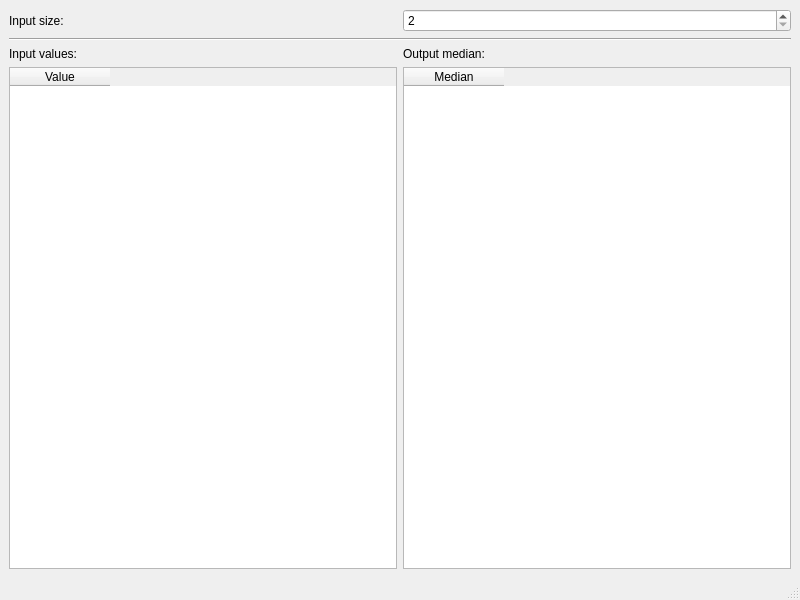
Above: 353504/Литвинова Т. А./LabWork_4/Task_3/mainwindow.ui from voovoopeep/Fundamentals-of-algorithmization-and-programming before the change. Below: the same form after it.
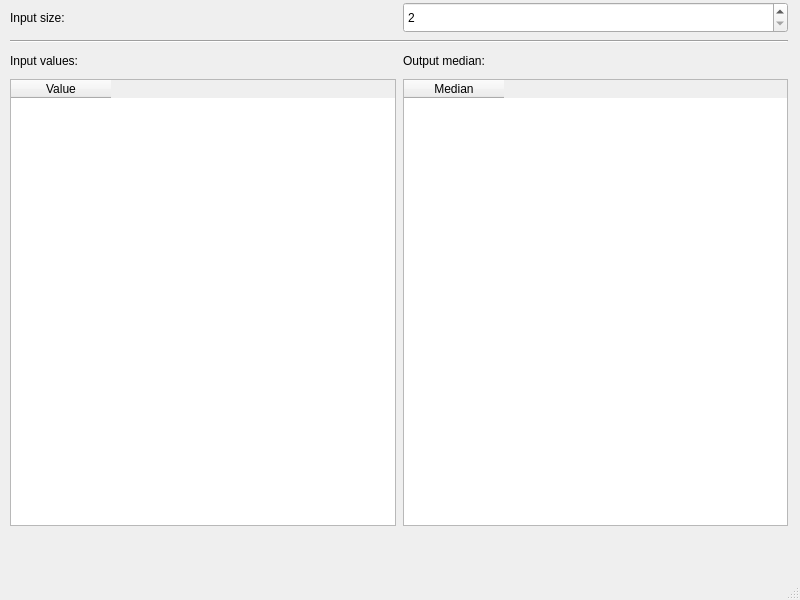
That is the form after the change.

```diff
--- a/353504/Литвинова Т. А./LabWork_4/Task_3/mainwindow.ui
+++ b/353504/Литвинова Т. А./LabWork_4/Task_3/mainwindow.ui
@@ -14,32 +14,43 @@
    <string>MainWindow</string>
   </property>
   <widget class="QWidget" name="centralwidget">
-   <layout class="QGridLayout" name="gridLayout">
-    <item row="3" column="0">
-     <widget class="QTableWidget" name="inpTable">
+   <widget class="QTableWidget" name="inputTable">
+    <property name="geometry">
+     <rect>
+      <x>10</x>
+      <y>79</y>
+      <width>386</width>
+      <height>447</height>
+     </rect>
+    </property>
       <column>
        <property name="text">
         <string>Value</string>
        </property>
       </column>
      </widget>
-    </item>
-    <item row="2" column="1">
-     <widget class="QLabel" name="label_3">
-      <property name="text">
-       <string>Output median:</string>
-      </property>
-     </widget>
-    </item>
-    <item row="0" column="0">
-     <widget class="QLabel" name="label">
-      <property name="text">
-       <string>Input size:</string>
-      </property>
-     </widget>
-    </item>
-    <item row="3" column="1">
-     <widget class="QTableWidget" name="outTable">
+   <widget class="Line" name="line">
+    <property name="geometry">
+     <rect>
+      <x>10</x>
+      <y>40</y>
+      <width>778</width>
+      <height>3</height>
+     </rect>
+    </property>
+    <property name="orientation">
+     <enum>Qt::Horizontal</enum>
+    </property>
+   </widget>
+   <widget class="QTableWidget" name="outputTable">
+    <property name="geometry">
+     <rect>
+      <x>403</x>
+      <y>79</y>
+      <width>385</width>
+      <height>447</height>
+     </rect>
+    </property>
       <property name="editTriggers">
        <set>QAbstractItemView::NoEditTriggers</set>
       </property>
@@ -55,29 +66,58 @@
        </property>
       </column>
      </widget>
-    </item>
-    <item row="2" column="0">
-     <widget class="QLabel" name="label_2">
+   <widget class="QLabel" name="label">
+    <property name="geometry">
+     <rect>
+      <x>10</x>
+      <y>2</y>
+      <width>386</width>
+      <height>31</height>
+     </rect>
+    </property>
       <property name="text">
-       <string>Input values:</string>
-      </property>
-     </widget>
-    </item>
-    <item row="0" column="1">
-     <widget class="QSpinBox" name="inpCnt">
+     <string>Input size:</string>
+    </property>
+   </widget>
+   <widget class="QSpinBox" name="inputCount">
+    <property name="geometry">
+     <rect>
+      <x>403</x>
+      <y>2</y>
+      <width>385</width>
+      <height>31</height>
+     </rect>
+    </property>
       <property name="minimum">
        <number>2</number>
       </property>
      </widget>
-    </item>
-    <item row="1" column="0" colspan="2">
-     <widget class="Line" name="line">
-      <property name="orientation">
-       <enum>Qt::Horizontal</enum>
-      </property>
-     </widget>
-    </item>
-   </layout>
+   <widget class="QLabel" name="label_3">
+    <property name="geometry">
+     <rect>
+      <x>403</x>
+      <y>50</y>
+      <width>385</width>
+      <height>22</height>
+     </rect>
+    </property>
+    <property name="text">
+     <string>Output median:</string>
+    </property>
+   </widget>
+   <widget class="QLabel" name="label_2">
+    <property name="geometry">
+     <rect>
+      <x>10</x>
+      <y>50</y>
+      <width>386</width>
+      <height>22</height>
+     </rect>
+    </property>
+    <property name="text">
+     <string>Input values:</string>
+    </property>
+   </widget>
   </widget>
   <widget class="QMenuBar" name="menubar">
    <property name="geometry">
```
Left out of the diff: 2 changed lines with no effect on the pictures. Lines whose indentation alone changed are shown as unchanged.
